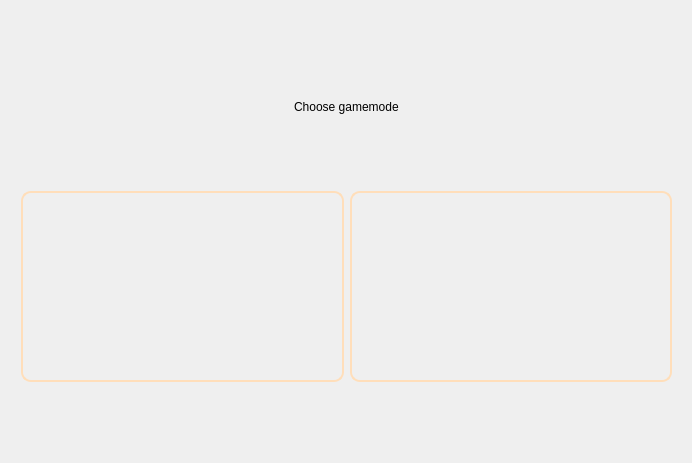
The window that game.ui (nhuhoainam/CSgo-dictionary) describes before a commit, drawn with Qt 5.
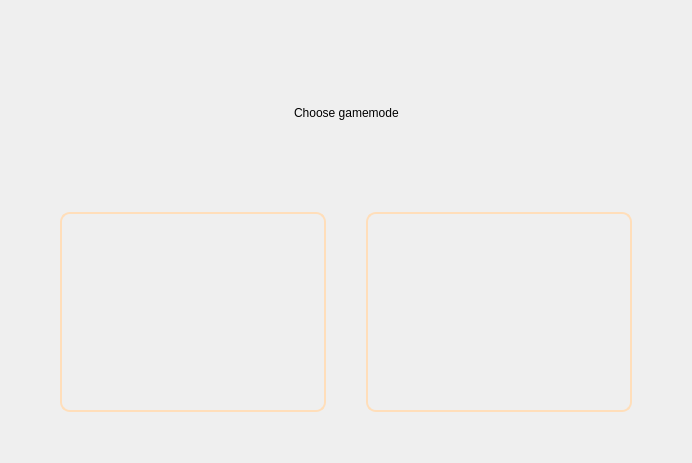
The same window after the commit. The open tabs and pages were chosen to show the change. Custom widgets are drawn as their Qt base class.

Commit message: Add Layout to scale properly

```diff
--- a/game.ui
+++ b/game.ui
@@ -142,24 +142,75 @@
       </widget>
      </widget>
      <widget class="QWidget" name="page">
-      <widget class="QWidget" name="horizontalLayoutWidget">
-       <property name="geometry">
-        <rect>
-         <x>10</x>
-         <y>180</y>
-         <width>651</width>
-         <height>191</height>
-        </rect>
-       </property>
+      <layout class="QVBoxLayout" name="verticalLayout">
+       <item>
+        <layout class="QHBoxLayout" name="horizontalLayout_2">
+         <item>
+          <spacer name="horizontalSpacerL">
+           <property name="orientation">
+            <enum>Qt::Horizontal</enum>
+           </property>
+           <property name="sizeHint" stdset="0">
+            <size>
+             <width>40</width>
+             <height>20</height>
+            </size>
+           </property>
+          </spacer>
+         </item>
+         <item>
+          <widget class="QLabel" name="chooseTitle">
+           <property name="text">
+            <string>Choose gamemode</string>
+           </property>
+          </widget>
+         </item>
+         <item>
+          <spacer name="horizontalSpacerR">
+           <property name="orientation">
+            <enum>Qt::Horizontal</enum>
+           </property>
+           <property name="sizeHint" stdset="0">
+            <size>
+             <width>40</width>
+             <height>20</height>
+            </size>
+           </property>
+          </spacer>
+         </item>
+        </layout>
+       </item>
+       <item>
        <layout class="QHBoxLayout" name="horizontalLayout">
+         <property name="spacing">
+          <number>40</number>
+         </property>
+         <property name="leftMargin">
+          <number>40</number>
+         </property>
+         <property name="rightMargin">
+          <number>40</number>
+         </property>
         <item>
          <widget class="QPushButton" name="guessKeywordBtn">
           <property name="sizePolicy">
-           <sizepolicy hsizetype="Minimum" vsizetype="Preferred">
-            <horstretch>0</horstretch>
-            <verstretch>0</verstretch>
-           </sizepolicy>
-          </property>
+            <sizepolicy hsizetype="Minimum" vsizetype="Minimum">
+             <horstretch>5</horstretch>
+             <verstretch>2</verstretch>
+            </sizepolicy>
+           </property>
+           <property name="minimumSize">
+            <size>
+             <width>250</width>
+             <height>200</height>
+            </size>
+           </property>
+           <property name="sizeIncrement">
+            <size>
+             <width>4</width>
+             <height>2</height>
+            </size>
+           </property>
           <property name="autoFillBackground">
            <bool>false</bool>
           </property>
@@ -174,63 +225,31 @@
         <item>
          <widget class="QPushButton" name="guessMeaningBtn">
           <property name="sizePolicy">
-           <sizepolicy hsizetype="Minimum" vsizetype="Preferred">
-            <horstretch>0</horstretch>
-            <verstretch>0</verstretch>
-           </sizepolicy>
-          </property>
+            <sizepolicy hsizetype="Minimum" vsizetype="Minimum">
+             <horstretch>5</horstretch>
+             <verstretch>2</verstretch>
+            </sizepolicy>
+           </property>
+           <property name="minimumSize">
+            <size>
+             <width>250</width>
+             <height>200</height>
+            </size>
+           </property>
+           <property name="sizeIncrement">
+            <size>
+             <width>4</width>
+             <height>2</height>
+            </size>
+           </property>
           <property name="text">
            <string/>
           </property>
          </widget>
         </item>
        </layout>
-      </widget>
-      <widget class="QWidget" name="horizontalLayoutWidget_2">
-       <property name="geometry">
-        <rect>
-         <x>10</x>
-         <y>50</y>
-         <width>651</width>
-         <height>91</height>
-        </rect>
-       </property>
-       <layout class="QHBoxLayout" name="horizontalLayout_2">
-        <item>
-         <spacer name="horizontalSpacerL">
-          <property name="orientation">
-           <enum>Qt::Horizontal</enum>
-          </property>
-          <property name="sizeHint" stdset="0">
-           <size>
-            <width>40</width>
-            <height>20</height>
-           </size>
-          </property>
-         </spacer>
-        </item>
-        <item>
-         <widget class="QLabel" name="chooseTitle">
-          <property name="text">
-           <string>Choose gamemode</string>
-          </property>
-         </widget>
-        </item>
-        <item>
-         <spacer name="horizontalSpacerR">
-          <property name="orientation">
-           <enum>Qt::Horizontal</enum>
-          </property>
-          <property name="sizeHint" stdset="0">
-           <size>
-            <width>40</width>
-            <height>20</height>
-           </size>
-          </property>
-         </spacer>
-        </item>
-       </layout>
-      </widget>
+       </item>
+      </layout>
      </widget>
     </widget>
    </item>
```
Left out of the diff: 56 changed lines with no effect on the pictures. Lines whose indentation alone changed are shown as unchanged.
